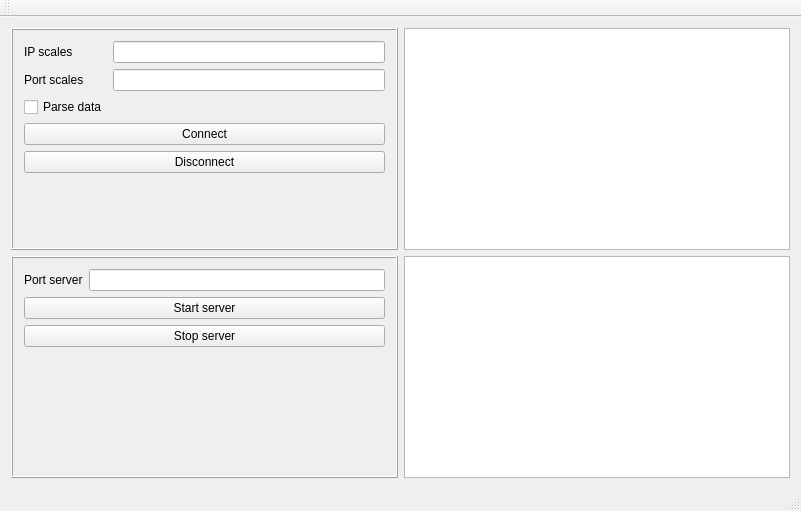
First picture: the form in ScalesServer/scalesserver.ui, repository VlMan/ScalesEmulator, before the edit.
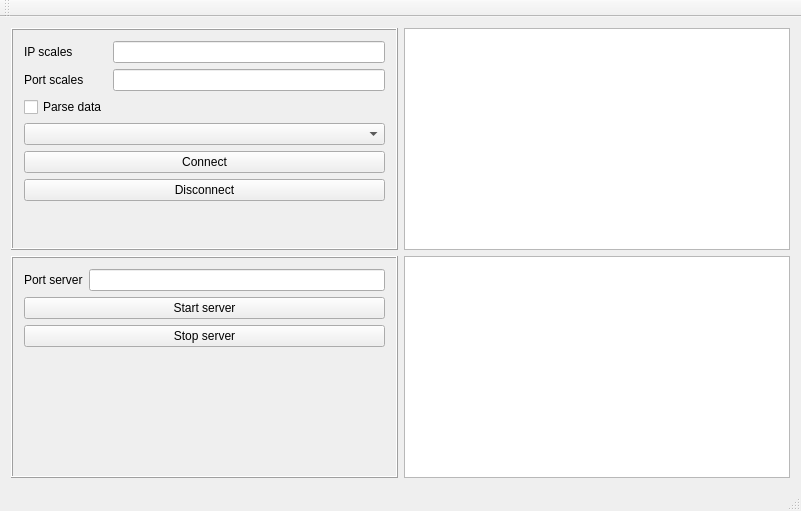
Second picture: the form after the edit.

```diff
--- a/ScalesServer/scalesserver.ui
+++ b/ScalesServer/scalesserver.ui
@@ -77,7 +77,7 @@
              </property>
             </widget>
            </item>
-           <item row="3" column="0" colspan="2">
+           <item row="4" column="0" colspan="2">
             <widget class="QPushButton" name="btn_connect_scales">
              <property name="styleSheet">
               <string notr="true">font: 75 13pt &quot;MS Shell Dlg 2&quot;;</string>
@@ -87,7 +87,7 @@
              </property>
             </widget>
            </item>
-           <item row="4" column="0" colspan="2">
+           <item row="5" column="0" colspan="2">
             <widget class="QPushButton" name="btn_disconnect_scales">
              <property name="styleSheet">
               <string notr="true">font: 75 13pt &quot;MS Shell Dlg 2&quot;;</string>
@@ -97,6 +97,13 @@
              </property>
             </widget>
            </item>
+           <item row="3" column="0" colspan="2">
+            <widget class="QComboBox" name="cbox_scales_type">
+             <property name="styleSheet">
+              <string notr="true">font: 75 13pt &quot;MS Shell Dlg 2&quot;;</string>
+             </property>
+            </widget>
+           </item>
           </layout>
          </item>
         </layout>
```
